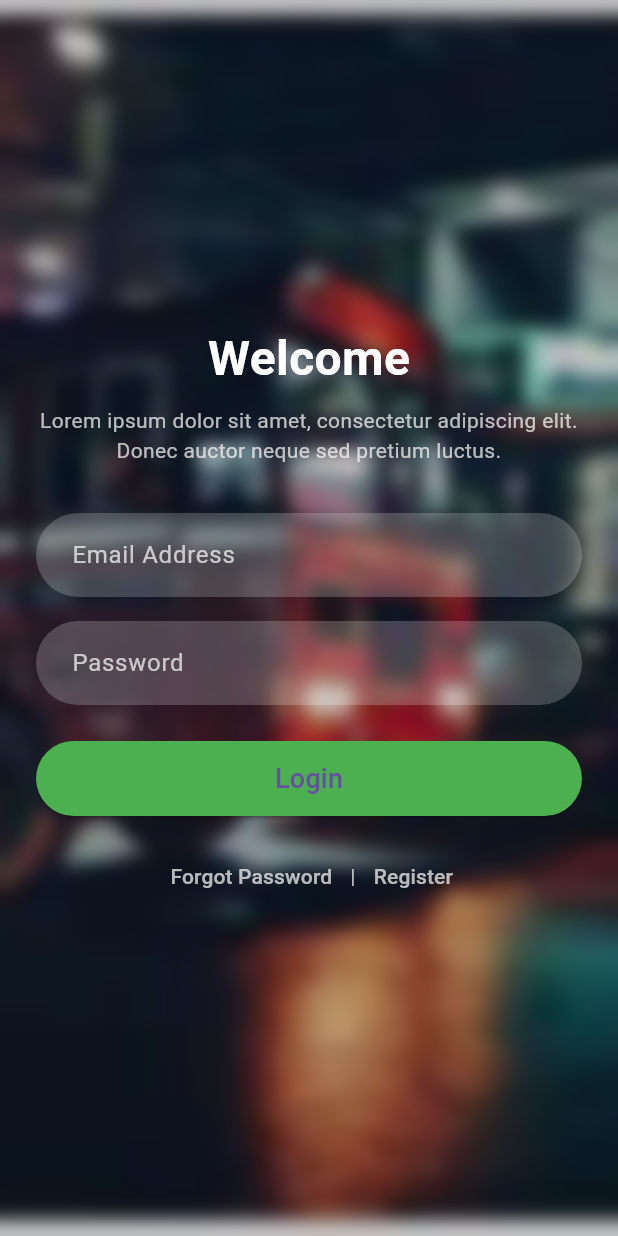
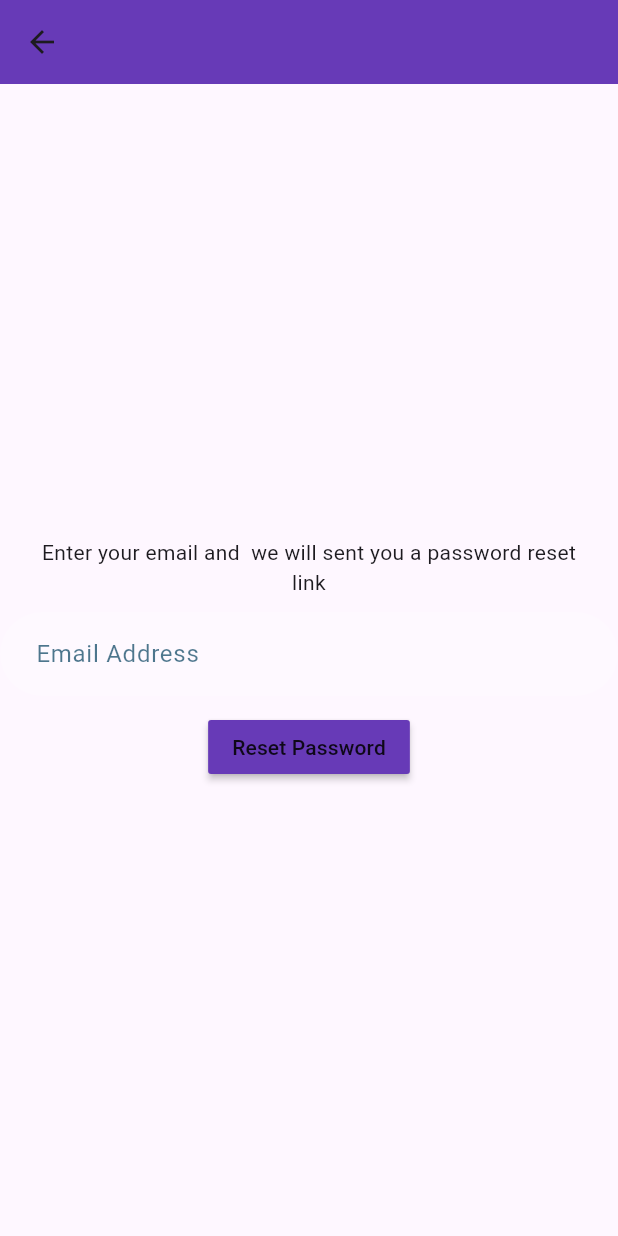
Before and after one commit to SanmuganathanLathusan/bus_tracker, a Flutter app: the screen it shows after launch, after a tap on "Forgot Password", on a phone screen of 412 x 824 dp. Run offline on Flutter 3.47's test engine with Material 3 defaults, Android fonts, the phone set to English and light mode, and no system bars.

Commit message:
forgot password file

```diff
--- a/lib/main.dart
+++ b/lib/main.dart
@@ -3,6 +3,7 @@ import 'package:waygo/screens/HomePage.dart';
 import 'package:waygo/screens/signup.dart';
 import 'package:waygo/screens/splash.dart';
 import 'screens/welcome_screen.dart';
+
 
 void main() {
   runApp(const MyApp());
@@ -22,7 +23,7 @@ class MyApp extends StatelessWidget {
         '/': (context) => const SplashScreen(),
         '/welcome': (context) => const WelcomeScreen(),
         '/signup': (context) => const SignUpScreen(),
-         '/home': (context) => const HomePage(),
+        '/home': (context) => const HomePage(),
       },
     );
   }
--- /dev/null
+++ b/lib/screens/Forgot_password.dart
@@ -0,0 +1,64 @@
+import 'package:flutter/material.dart';
+
+ class ForgotPassword extends StatefulWidget {
+  const ForgotPassword({super.key});
+
+  @override
+  State<ForgotPassword> createState() => _ForgotPasswordState();
+}
+
+class _ForgotPasswordState extends State<ForgotPassword> {
+  final _emailController=TextEditingController();
+  @override
+  void dispose() {
+    _emailController.dispose();
+    // TODO: implement dispose
+    super.dispose();
+  }
+
+
+  @override
+  Widget build(BuildContext context) {
+    return Scaffold(
+      appBar: AppBar(
+        backgroundColor:Colors.deepPurple,
+        elevation: 0,
+      ),
+      body: Column(
+        mainAxisAlignment: MainAxisAlignment.center,
+        children: [
+        Padding(
+          padding: const EdgeInsets.symmetric(horizontal: 25.0),
+          child: Text("Enter your email and  we will sent you a password reset link",
+          textAlign: TextAlign.center,
+          ),
+        ),
+        SizedBox(height: 10),
+        // Email TextField
+                  TextField(
+                    controller: _emailController,
+                    decoration: InputDecoration(
+                      filled: true,
+                      fillColor: Colors.white.withOpacity(0.2),
+                      hintText: "Email Address",
+                      hintStyle: const TextStyle(color: Color.fromARGB(179, 2, 62, 92)),
+                      border: OutlineInputBorder(
+                        borderRadius: BorderRadius.circular(30),
+                        borderSide: BorderSide.none,
+                      ),
+                      contentPadding: const EdgeInsets.symmetric(
+                        horizontal: 20,
+                        vertical: 16,
+                      ),
+                    ),
+                    style: const TextStyle(color: Colors.white),
+                  ),
+                   SizedBox(height: 10),
+                  MaterialButton(onPressed:(){},
+                  child: Text("Reset Password"),
+                  color:Colors.deepPurple,
+                  )
+      ],)
+    );
+  }
+}
--- a/lib/screens/welcome_screen.dart
+++ b/lib/screens/welcome_screen.dart
@@ -1,5 +1,6 @@
 import 'dart:ui';
 import 'package:flutter/material.dart';
+import 'package:waygo/screens/Forgot_password.dart';
 
 class WelcomeScreen extends StatefulWidget {
   const WelcomeScreen({super.key});
@@ -136,6 +137,14 @@ class _WelcomeScreenState extends State<WelcomeScreen> {
                     children: [
                       TextButton(
                         onPressed: () {
+                          Navigator.push(context,
+MaterialPageRoute(
+builder: (context){
+return ForgotPassword();
+}
+),
+);
+
                           // TODO: Add forgot password
                         },
                         child: const Text(
--- a/pubspec.yaml
+++ b/pubspec.yaml
@@ -30,6 +30,9 @@ environment:
 dependencies:
   flutter:
     sdk: flutter
+
+
+
 
   cupertino_icons: ^1.0.8
   intl: ^0.18.0
```
